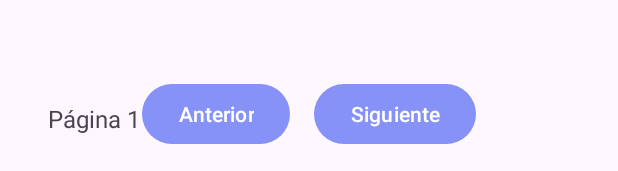
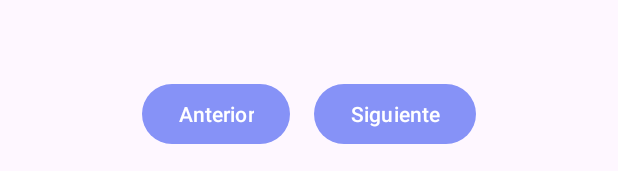
Before and after one commit to AnthonyReyes19/Grupo9_ProyectoBibliotecaInfantilMisPrimerosLibros, an Android app: the layout activity_lectura_libro.xml on its own in the app's theme, with its tools: preview values and no code run, on a phone screen of 412 x 824 dp. Shown: the part 1062-1233 px from the top of the screen. Run offline under Robolectric (Android 15) with nearby library versions, the phone set to English and light mode, and no system bars.

Commit message:
texto de pag quitado

```diff
--- a/app/src/main/java/com/example/grupo9_proyectobibliotecainfantilmisprimeroslibros/ModuloCatalogoLectura/LecturaLibros/LecturaLibroActivity.java
+++ b/app/src/main/java/com/example/grupo9_proyectobibliotecainfantilmisprimeroslibros/ModuloCatalogoLectura/LecturaLibros/LecturaLibroActivity.java
@@ -36,7 +36,6 @@
         super.onCreate(savedInstanceState);
         setContentView(R.layout.activity_lectura_libro);
 
-        pageNumberTextView = findViewById(R.id.pageNumberTextView);
         pdfImageView = findViewById(R.id.pdfImageView);
         btnPrevPage = findViewById(R.id.btnPrevPage);
         btnNextPage = findViewById(R.id.btnNextPage);
--- a/app/src/main/res/layout/activity_lectura_libro.xml
+++ b/app/src/main/res/layout/activity_lectura_libro.xml
@@ -14,16 +14,7 @@
         app:layout_constraintStart_toStartOf="parent"
         app:layout_constraintEnd_toEndOf="parent" />
 
-    <TextView
-        android:id="@+id/pageNumberTextView"
-        android:layout_width="wrap_content"
-        android:layout_height="wrap_content"
-        android:text="Página 1"
-        android:textSize="16sp"
-        android:layout_margin="16dp"
-        app:layout_constraintTop_toBottomOf="@id/pdfImageView"
-        app:layout_constraintStart_toStartOf="parent"
-        />
+
 
     <LinearLayout
         android:id="@+id/buttonContainer"
```
